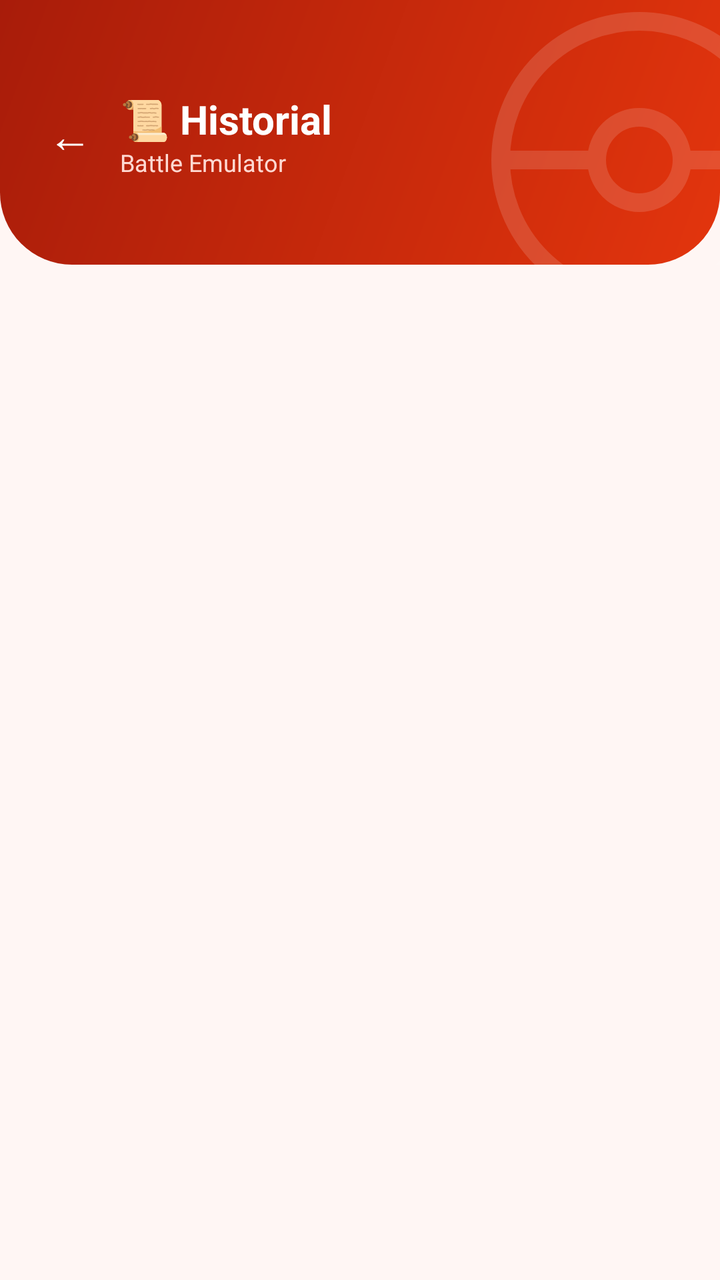
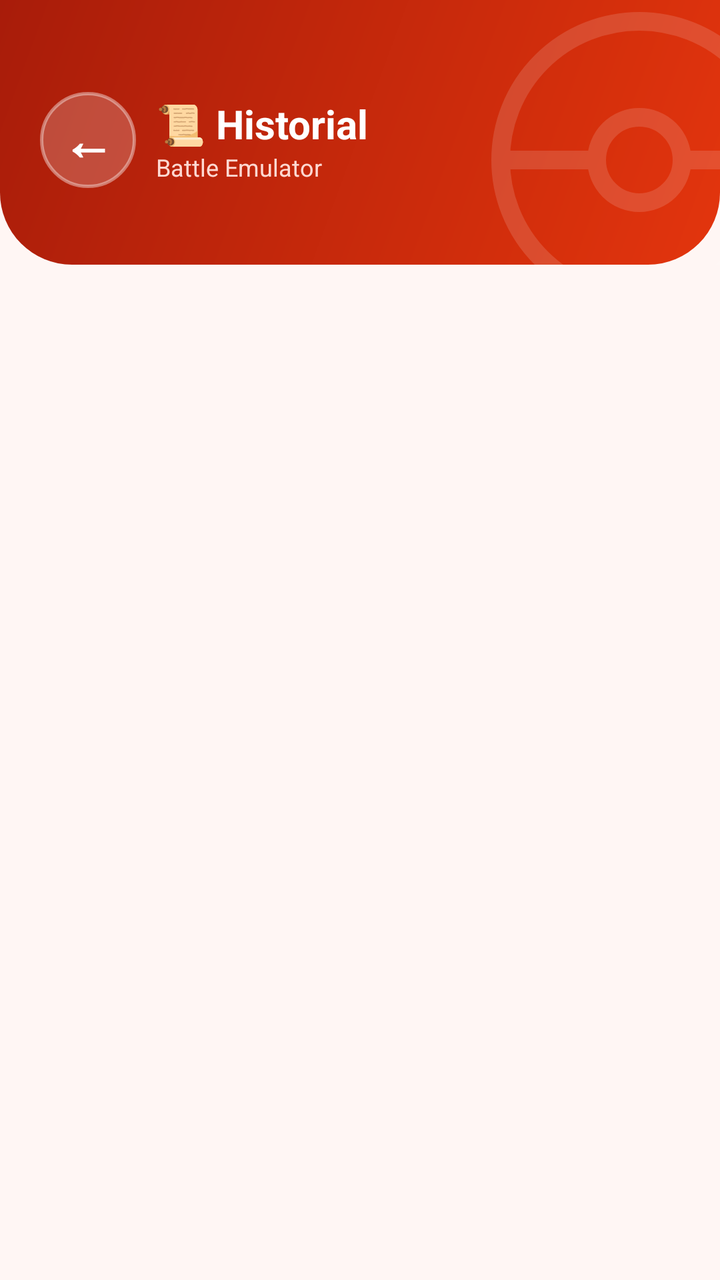

The first picture is an Android layout as it rendered before a commit; the second is the same layout after the commit. The layout source and the unified diff follow.
<!-- AndroidManifest.xml: application theme Theme.POKEApp -->
<!-- res/layout/activity_historial.xml -->
<?xml version="1.0" encoding="utf-8"?>
<ScrollView xmlns:android="http://schemas.android.com/apk/res/android"
    android:layout_width="match_parent"
    android:layout_height="match_parent"
    android:background="@drawable/bg_menu_screen"
    android:fillViewport="true">

    <LinearLayout
        android:layout_width="match_parent"
        android:layout_height="wrap_content"
        android:orientation="vertical">

        
        <FrameLayout
            android:layout_width="match_parent"
            android:layout_height="wrap_content"
            android:background="@drawable/bg_menu_header"
            android:clipChildren="true">

            <ImageView
                android:layout_width="160dp"
                android:layout_height="160dp"
                android:layout_gravity="end|bottom"
                android:layout_marginEnd="-40dp"
                android:layout_marginBottom="-28dp"
                android:alpha="0.14"
                android:src="@drawable/ic_pokeball_watermark" />

            <LinearLayout
                android:layout_width="match_parent"
                android:layout_height="wrap_content"
                android:orientation="horizontal"
                android:gravity="center_vertical"
                android:paddingStart="20dp"
                android:paddingEnd="20dp"
                android:paddingTop="46dp"
                android:paddingBottom="26dp">

                <TextView
                    android:id="@+id/btnRegresar"
                    android:layout_width="wrap_content"
                    android:layout_height="wrap_content"
                    android:text="←"
                    android:textColor="#FFFFFF"
                    android:textSize="22sp"
                    android:padding="4dp" />

                <LinearLayout
                    android:layout_width="0dp"
                    android:layout_height="wrap_content"
                    android:layout_weight="1"
                    android:layout_marginStart="10dp"
                    android:orientation="vertical">

                    <TextView
                        android:layout_width="wrap_content"
                        android:layout_height="wrap_content"
                        android:text="📜 Historial"
                        android:textColor="#FFFFFF"
                        android:textSize="20sp"
                        android:textStyle="bold" />

                    <TextView
                        android:id="@+id/tvModo"
                        android:layout_width="wrap_content"
                        android:layout_height="wrap_content"
                        android:text="Battle Emulator"
                        android:textColor="#FFD9D2"
                        android:textSize="12sp" />
                </LinearLayout>
            </LinearLayout>
        </FrameLayout>

        <LinearLayout
            android:layout_width="match_parent"
            android:layout_height="wrap_content"
            android:orientation="vertical"
            android:padding="16dp">

            
            <LinearLayout
                android:id="@+id/seccionResumen"
                android:layout_width="match_parent"
                android:layout_height="wrap_content"
                android:orientation="horizontal"
                android:visibility="gone">

                <LinearLayout
                    android:layout_width="0dp"
                    android:layout_height="match_parent"
                    android:layout_weight="1"
                    android:layout_marginEnd="5dp"
                    android:orientation="vertical"
                    android:gravity="center"
                    android:background="@drawable/bg_card_menu"
                    android:padding="10dp">

                    <TextView
                        android:id="@+id/tvTotalBatallas"
                        android:layout_width="wrap_content"
                        android:layout_height="wrap_content"
                        android:text="0"
                        android:textColor="@color/menu_red"
                        android:textSize="24sp"
                        android:textStyle="bold" />

                    <TextView
                        android:layout_width="wrap_content"
                        android:layout_height="wrap_content"
                        android:text="Batallas"
                        android:textColor="@color/menu_text_soft"
                        android:textSize="11sp" />
                </LinearLayout>

                <LinearLayout
                    android:layout_width="0dp"
                    android:layout_height="match_parent"
                    android:layout_weight="1"
                    android:layout_marginStart="5dp"
                    android:layout_marginEnd="5dp"
                    android:orientation="vertical"
                    android:gravity="center"
                    android:background="@drawable/bg_card_menu"
                    android:padding="10dp">

                    <TextView
                        android:id="@+id/tvPromedioTurnos"
                        android:layout_width="wrap_content"
                        android:layout_height="wrap_content"
                        android:text="0"
                        android:textColor="@color/menu_red"
                        android:textSize="24sp"
                        android:textStyle="bold" />

                    <TextView
                        android:layout_width="wrap_content"
                        android:layout_height="wrap_content"
                        android:gravity="center"
                        android:text="Turnos promedio"
                        android:textColor="@color/menu_text_soft"
                        android:textSize="11sp" />
                </LinearLayout>

                <LinearLayout
                    android:layout_width="0dp"
                    android:layout_height="match_parent"
                    android:layout_weight="1.3"
                    android:layout_marginStart="5dp"
                    android:orientation="vertical"
                    android:gravity="center"
                    android:background="@drawable/bg_card_menu"
                    android:padding="8dp">

                    <ImageView
                        android:id="@+id/imgCampeon"
                        android:layout_width="40dp"
                        android:layout_height="40dp"
                        android:scaleType="fitCenter"
                        android:contentDescription="Pokémon con más victorias" />

                    <TextView
                        android:id="@+id/tvCampeon"
                        android:layout_width="wrap_content"
                        android:layout_height="wrap_content"
                        android:text="-"
                        android:textColor="@color/menu_text"
                        android:textSize="12sp"
                        android:textStyle="bold"
                        android:maxLines="1"
                        android:ellipsize="end" />

                    <TextView
                        android:id="@+id/tvCampeonVictorias"
                        android:layout_width="wrap_content"
                        android:layout_height="wrap_content"
                        android:text="👑 Más victorias"
                        android:textColor="@color/menu_text_soft"
                        android:textSize="10sp" />
                </LinearLayout>
            </LinearLayout>

            <ProgressBar
                android:id="@+id/progressHistorial"
                android:layout_width="wrap_content"
                android:layout_height="wrap_content"
                android:layout_gravity="center"
                android:layout_marginTop="60dp" />

            
            <LinearLayout
                android:id="@+id/seccionVacia"
                android:layout_width="match_parent"
                android:layout_height="wrap_content"
                android:layout_marginTop="50dp"
                android:orientation="vertical"
                android:gravity="center"
                android:visibility="gone">

                <ImageView
                    android:layout_width="90dp"
                    android:layout_height="90dp"
                    android:alpha="0.35"
                    android:src="@drawable/ic_pokeball_logo"
                    android:contentDescription="Sin batallas" />

                <TextView
                    android:id="@+id/tvVacio"
                    android:layout_width="match_parent"
                    android:layout_height="wrap_content"
                    android:layout_marginTop="14dp"
                    android:gravity="center"
                    android:text="Aún no tienes batallas.\n¡Haz la primera!"
                    android:textColor="@color/menu_text_soft"
                    android:textSize="15sp" />
            </LinearLayout>

            <androidx.recyclerview.widget.RecyclerView
                android:id="@+id/recyclerHistorial"
                android:layout_width="match_parent"
                android:layout_height="wrap_content"
                android:layout_marginTop="6dp"
                android:nestedScrollingEnabled="false"
                android:overScrollMode="never" />
        </LinearLayout>
    </LinearLayout>
</ScrollView>
<!-- resources referenced by this layout -->
<resources>
  <color name="menu_red">#E3350D</color>
  <color name="menu_text">#3A1410</color>
  <color name="menu_text_soft">#9A6F6A</color>
  <!-- drawable bg_card_menu (drawable) -->
  <?xml version="1.0" encoding="utf-8"?>
  <shape xmlns:android="http://schemas.android.com/apk/res/android">
      <corners android:radius="22dp" />
      <solid android:color="#FFFFFF" />
      <stroke android:width="1dp" android:color="#FFD3CB" />
  </shape>
  <!-- drawable bg_menu_header (drawable) -->
  <?xml version="1.0" encoding="utf-8"?>
  <shape xmlns:android="http://schemas.android.com/apk/res/android">
      <gradient
          android:startColor="@color/menu_red_dark"
          android:endColor="@color/menu_red"
          android:angle="315" />
      <corners
          android:bottomLeftRadius="36dp"
          android:bottomRightRadius="36dp" />
  </shape>
  <!-- drawable bg_menu_screen (drawable) -->
  <?xml version="1.0" encoding="utf-8"?>
  <shape xmlns:android="http://schemas.android.com/apk/res/android">
      <solid android:color="@color/menu_bg" />
  </shape>
  <!-- drawable ic_pokeball_logo (drawable) -->
  <?xml version="1.0" encoding="utf-8"?>
  <vector xmlns:android="http://schemas.android.com/apk/res/android"
      android:width="160dp"
      android:height="160dp"
      android:viewportWidth="160"
      android:viewportHeight="160">
  
      <path
          android:pathData="M80,20 A60,60 0 0 1 140,80 L20,80 A60,60 0 0 1 80,20 Z"
          android:fillColor="#E3350D" />
  
      <path
          android:pathData="M20,80 L140,80 A60,60 0 0 1 80,140 A60,60 0 0 1 20,80 Z"
          android:fillColor="#F4F6FA" />
  
      <path
          android:pathData="M20,78 L140,78 L140,86 L20,86 Z"
          android:fillColor="#101418" />
  
      <path
          android:pathData="M80,60 A22,22 0 1 1 79.9,60 Z"
          android:fillColor="#101418" />
  
      <path
          android:pathData="M80,68 A14,14 0 1 1 79.9,68 Z"
          android:fillColor="#F4F6FA" />
  
      <path
          android:pathData="M62,42 A9,9 0 1 1 61.9,42 Z"
          android:fillColor="#FFFFFF"
          android:fillAlpha="0.5" />
  </vector>
  <!-- drawable ic_pokeball_watermark (drawable) -->
  <?xml version="1.0" encoding="utf-8"?>
  <vector xmlns:android="http://schemas.android.com/apk/res/android"
      android:width="160dp"
      android:height="160dp"
      android:viewportWidth="120"
      android:viewportHeight="120">
      <path
          android:strokeColor="#FFFFFF"
          android:strokeWidth="7"
          android:pathData="M8,60 A52,52 0 1 0 112,60 A52,52 0 1 0 8,60 Z" />
      <path
          android:strokeColor="#FFFFFF"
          android:strokeWidth="7"
          android:pathData="M8,60 H44 M76,60 H112" />
      <path
          android:strokeColor="#FFFFFF"
          android:strokeWidth="7"
          android:pathData="M44,60 A16,16 0 1 0 76,60 A16,16 0 1 0 44,60 Z" />
  </vector>
  <style name="Theme.POKEApp" parent="Base.Theme.POKEApp">
          
          <item name="materialButtonStyle">@style/Widget.POKEApp.Button</item>
      </style>
  <color name="menu_red_dark">#A81C0A</color>
  <color name="menu_bg">#FFF6F4</color>
  <style name="Base.Theme.POKEApp" parent="Theme.Material3.DayNight.NoActionBar">
          
          
      </style>
  <style name="Widget.POKEApp.Button" parent="Widget.Material3.Button">
          <item name="backgroundTint">@null</item>
          <item name="android:insetTop">0dp</item>
          <item name="android:insetBottom">0dp</item>
      </style>
</resources>

<!-- the commit's change to res/layout/activity_historial.xml (unified diff, before → after) -->
@@ -38,12 +38,16 @@
 
                 <TextView
                     android:id="@+id/btnRegresar"
-                    android:layout_width="wrap_content"
-                    android:layout_height="wrap_content"
+                    android:layout_width="48dp"
+                    android:layout_height="48dp"
+                    android:background="@drawable/bg_boton_regresar"
+                    android:gravity="center"
+                    android:includeFontPadding="false"
                     android:text="←"
                     android:textColor="#FFFFFF"
-                    android:textSize="22sp"
-                    android:padding="4dp" />
+                    android:textSize="26sp"
+                    android:textStyle="bold"
+                    android:contentDescription="Regresar" />
 
                 <LinearLayout
                     android:layout_width="0dp"
<!-- resource entries referenced after the edit -->
@@ -3,6 +3,13 @@
   <color name="menu_red">#E3350D</color>
   <color name="menu_text">#3A1410</color>
   <color name="menu_text_soft">#9A6F6A</color>
+  <!-- drawable bg_boton_regresar (drawable) -->
+  <?xml version="1.0" encoding="utf-8"?>
+  <shape xmlns:android="http://schemas.android.com/apk/res/android"
+      android:shape="oval">
+      <solid android:color="#33FFFFFF" />
+      <stroke android:width="1.5dp" android:color="#66FFFFFF" />
+  </shape>
   <!-- drawable bg_card_menu (drawable) -->
   <?xml version="1.0" encoding="utf-8"?>
   <shape xmlns:android="http://schemas.android.com/apk/res/android">
